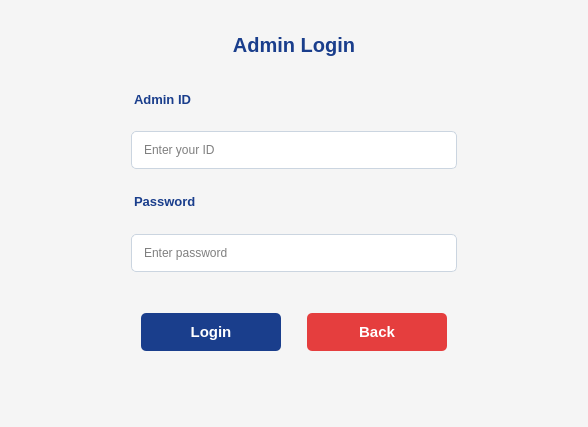
Before: the Qt Designer form Experiment/admin.ui in mSaadAli99/E-voting-system, drawn with Qt 5.
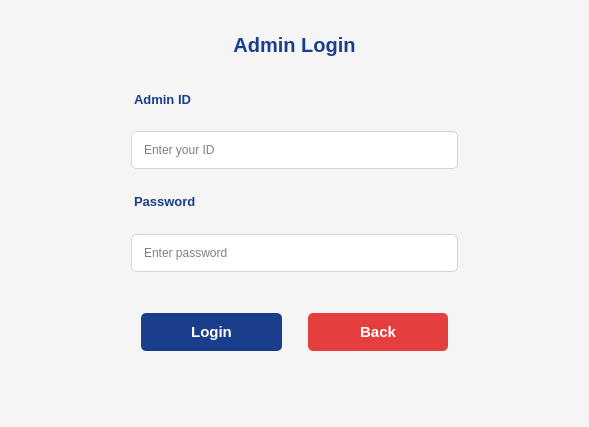
After: the same form once the commit is applied.

```diff
--- a/Experiment/admin.ui
+++ b/Experiment/admin.ui
@@ -6,7 +6,7 @@
    <rect>
     <x>0</x>
     <y>0</y>
-    <width>551</width>
+    <width>589</width>
     <height>427</height>
    </rect>
   </property>
@@ -47,6 +47,7 @@
 /* ===== Input Fields ===== */
 #admin QLineEdit {
     background: white;
+	color : black;
     border: 1px solid #cbd5e0;
     border-radius: 5px;
     padding: 10px;
```
